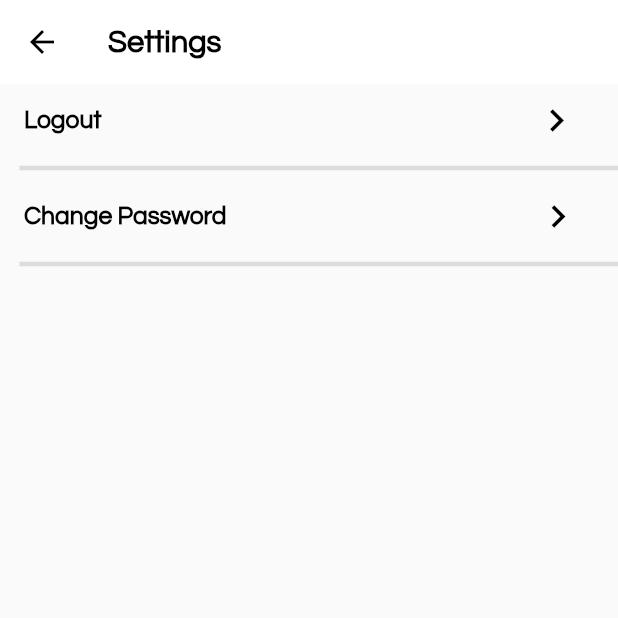
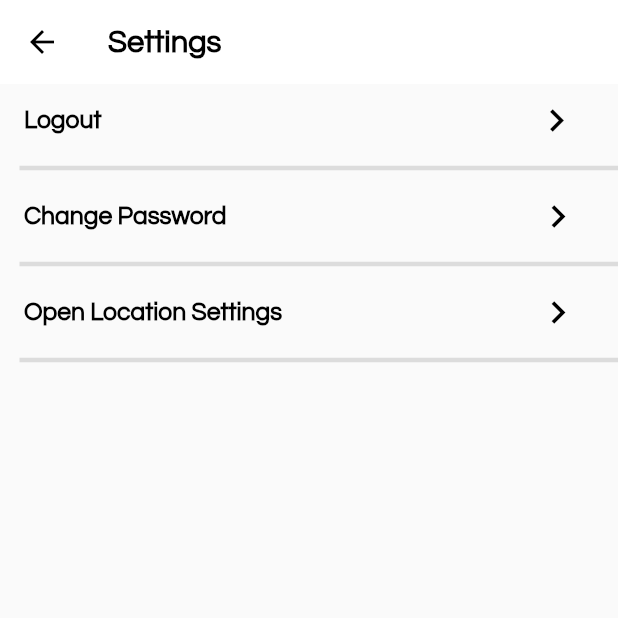
Before and after one commit to Huz1995/Gel, a Flutter app: the Settings screen opened directly, on a phone screen of 412 x 824 dp, the top half of it. Run offline on Flutter 3.47's test engine with Material 2 defaults, Android fonts, the phone set to English and light mode, and no system bars; our stand-ins replace animated_text_kit, auth_buttons, firebase_auth, firebase_core, firebase_storage, flutter_icons and 6 more; missing offline and left inert: app_settings, flutter_absolute_path, flutter_facebook_login, multi_image_picker2; accounts and stored records are empty.

Commit message:
added app setting package that allows user to opn location settings and change their location ting

```diff
--- a/lib/widgets/hairartistsettings/settings.dart
+++ b/lib/widgets/hairartistsettings/settings.dart
@@ -3,6 +3,7 @@ import 'package:flutter_icons/flutter_icons.dart';
 import 'package:gel/providers/authentication_provider.dart';
 import 'package:gel/providers/text_size_provider.dart';
 import 'package:provider/provider.dart';
+import 'package:app_settings/app_settings.dart';
 
 import 'change_password.dart';
 
@@ -87,6 +88,34 @@ class Settings extends StatelessWidget {
             thickness: 3,
             indent: 13,
           ),
+          Padding(
+            padding: const EdgeInsets.only(left: 8.0),
+            child: TextButton(
+              onPressed: () async {
+                await AppSettings.openLocationSettings();
+              },
+              child: Row(
+                children: [
+                  Text(
+                    "Open Location Settings",
+                    style: _fontSizeProvider.headline4,
+                  ),
+                  SizedBox(
+                    width: MediaQuery.of(context).size.width * 0.41,
+                  ),
+                  Icon(
+                    MaterialIcons.keyboard_arrow_right,
+                    color: Colors.black,
+                    size: 30,
+                  ),
+                ],
+              ),
+            ),
+          ),
+          Divider(
+            thickness: 3,
+            indent: 13,
+          ),
         ],
       ),
     );
--- a/pubspec.yaml
+++ b/pubspec.yaml
@@ -46,6 +46,8 @@ dependencies:
   auth_buttons: ^1.0.1+4
   google_sign_in: ^5.0.5
   flutter_facebook_login: ^3.0.0
+  app_settings: ^4.1.1
+
 
 dev_dependencies:
   flutter_test:
```
Also changed, not shown: lib/screens/hair_client_after_login.dart (+56 -4 lines), pubspec.lock, 2 other files.
